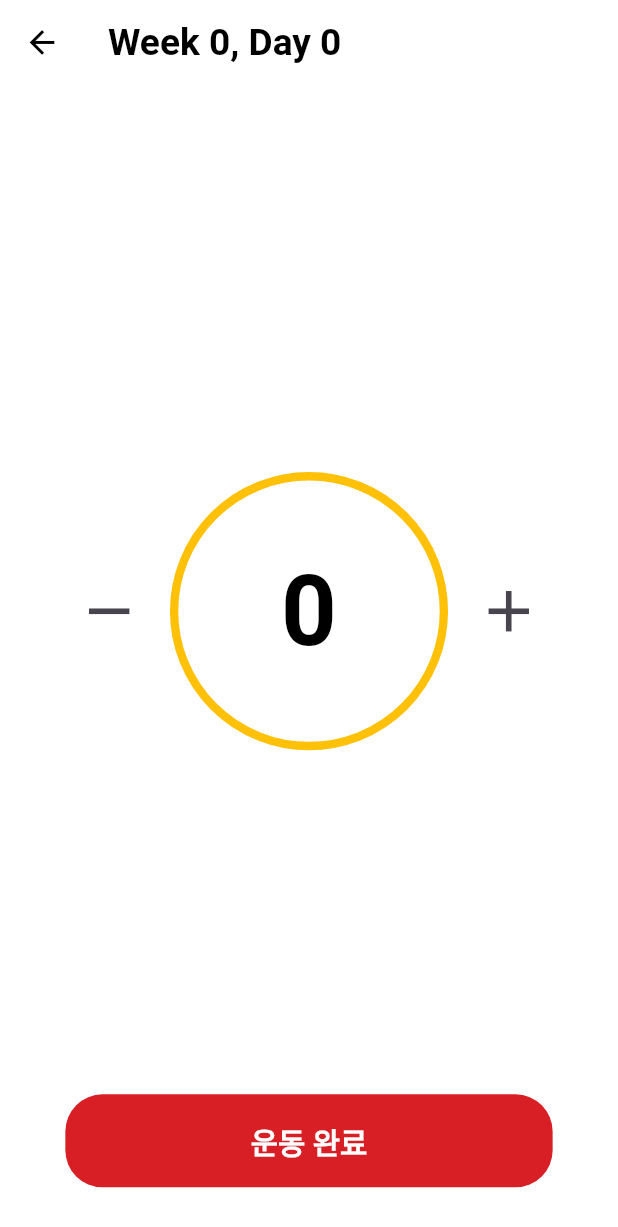
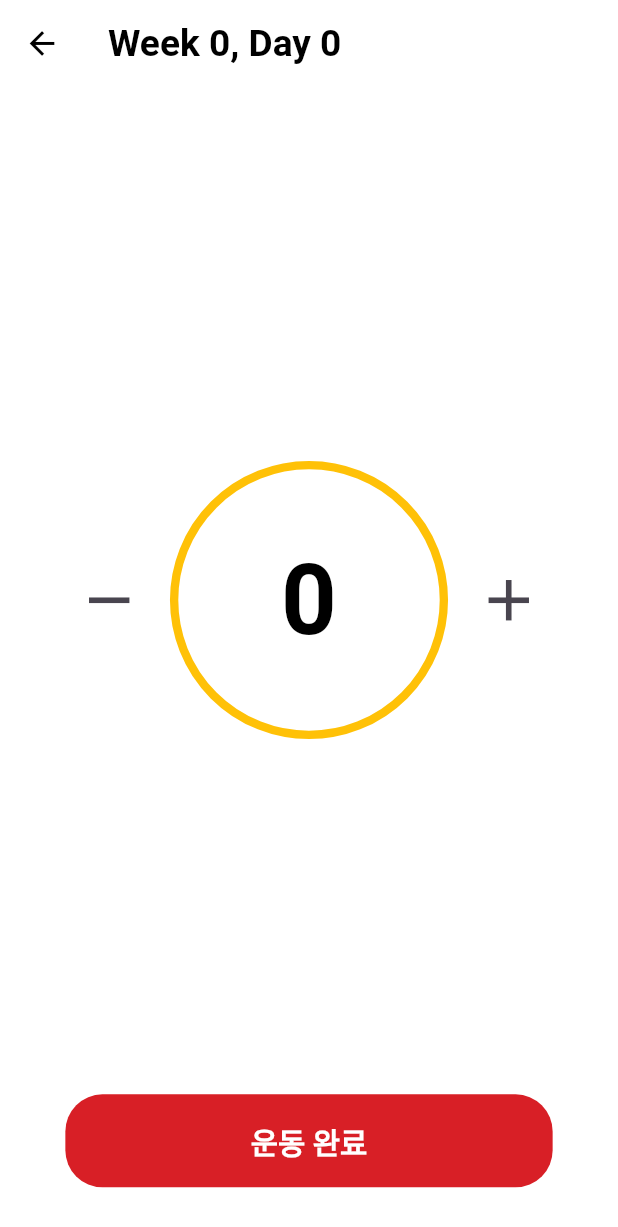
Before and after one commit to JYB0/push100, a Flutter app: the WorkoutScreen screen opened directly with empty values, on a phone screen of 412 x 824 dp. Shown: the top 1227 px of the screen. Run offline on Flutter 3.47's test engine with Material 3 defaults, Android fonts, the phone set to English and light mode, and no system bars; our stand-ins replace adaptive_dialog, flutter_local_notifications, google_fonts, shared_preferences, vibration; accounts and stored records are empty.

Commit message:
workout_screen_ui_edit

```diff
--- a/lib/screens/workout_screen.dart
+++ b/lib/screens/workout_screen.dart
@@ -407,7 +407,7 @@ class WorkoutScreenState extends State<WorkoutScreen> {
             Column(
               children: [
                 Padding(
-                  padding: EdgeInsets.all(screenHeight * 0.02),
+                  padding: EdgeInsets.all(screenHeight * 0.01),
                   child: _buildSetCircles(),
                 ),
 
@@ -502,7 +502,8 @@ class WorkoutScreenState extends State<WorkoutScreen> {
                     ? Container(
                         key:
                             const ValueKey("restingPopup"), // 애니메이션 동작을 위한 키 설정
-                        margin: const EdgeInsets.symmetric(horizontal: 16),
+                        margin:
+                            EdgeInsets.symmetric(horizontal: dynamicFontSize),
                         padding: EdgeInsets.all(dynamicFontSize),
                         decoration: BoxDecoration(
                           color: Colors.white,
```
Also changed, not shown: lib/main.dart (+5 -2 lines).
